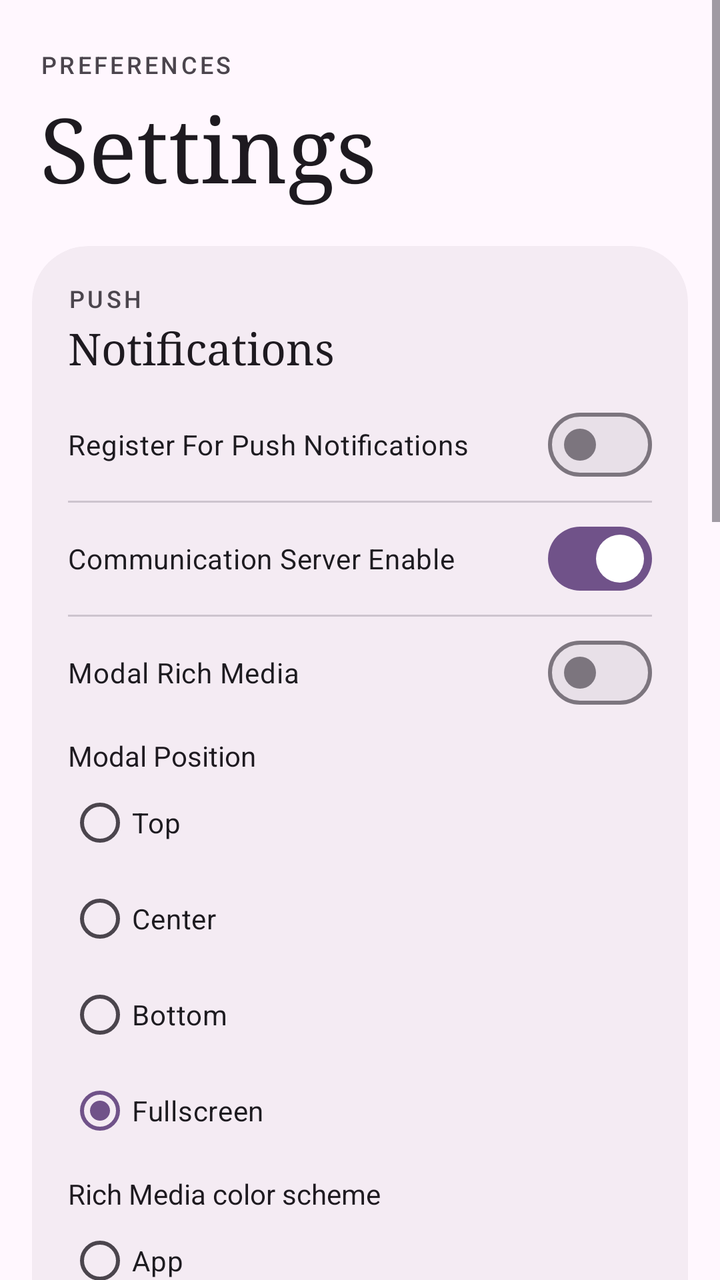
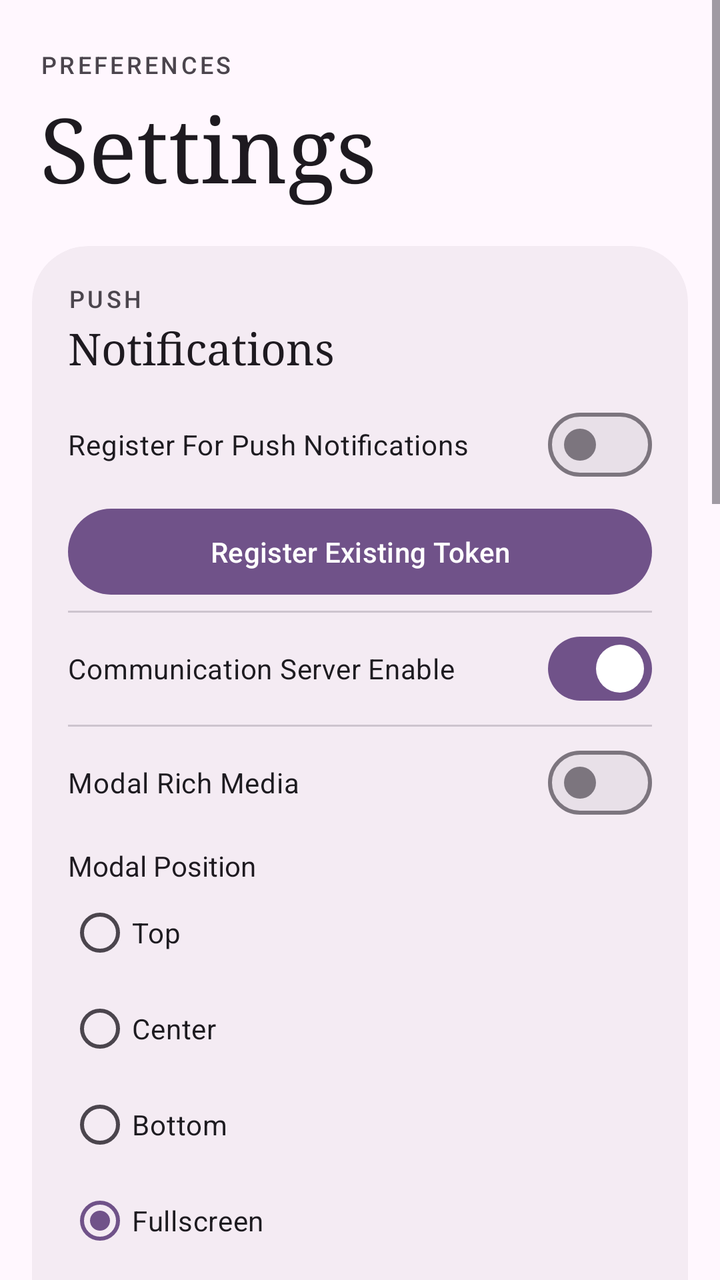

Before-and-after screenshots of an Android layout around one commit, followed by the original layout XML and the change that was made.
<!-- AndroidManifest.xml: application theme Theme.Demoapp -->
<!-- res/layout/fragment_notifications.xml -->
<?xml version="1.0" encoding="utf-8"?>
<ScrollView xmlns:android="http://schemas.android.com/apk/res/android"
    xmlns:app="http://schemas.android.com/apk/res-auto"
    xmlns:tools="http://schemas.android.com/tools"
    android:layout_width="match_parent"
    android:layout_height="match_parent"
    tools:context=".ui.notifications.NotificationsFragment">

    <LinearLayout
        android:layout_width="match_parent"
        android:layout_height="wrap_content"
        android:orientation="vertical"
        android:paddingHorizontal="16dp"
        android:paddingTop="8dp"
        android:paddingBottom="16dp">

        
        <LinearLayout
            android:layout_width="match_parent"
            android:layout_height="wrap_content"
            android:orientation="vertical"
            android:paddingHorizontal="4dp"
            android:paddingTop="16dp"
            android:paddingBottom="20dp">

            <TextView
                android:layout_width="wrap_content"
                android:layout_height="wrap_content"
                android:text="Preferences"
                android:textAllCaps="true"
                android:textAppearance="?attr/textAppearanceLabelMedium"
                android:textColor="?attr/colorOnSurfaceVariant"
                android:letterSpacing="0.12"
                android:fontFamily="sans-serif-medium" />

            <TextView
                android:layout_width="wrap_content"
                android:layout_height="wrap_content"
                android:layout_marginTop="4dp"
                android:text="Settings"
                android:textAppearance="?attr/textAppearanceDisplayMedium"
                android:textColor="?attr/colorOnSurface"
                android:fontFamily="serif" />

        </LinearLayout>

        <com.google.android.material.card.MaterialCardView
            android:layout_width="match_parent"
            android:layout_height="wrap_content"
            app:cardCornerRadius="28dp"
            app:cardElevation="0dp"
            app:strokeWidth="0dp"
            app:cardBackgroundColor="?attr/colorSurfaceContainer">

            <LinearLayout
                android:layout_width="match_parent"
                android:layout_height="wrap_content"
                android:orientation="vertical"
                android:padding="18dp">

                <TextView
                    android:layout_width="wrap_content"
                    android:layout_height="wrap_content"
                    android:text="Push"
                    android:textAllCaps="true"
                    android:textAppearance="?attr/textAppearanceLabelMedium"
                    android:textColor="?attr/colorOnSurfaceVariant"
                    android:letterSpacing="0.12"
                    android:fontFamily="sans-serif-medium" />

                <TextView
                    android:layout_width="wrap_content"
                    android:layout_height="wrap_content"
                    android:layout_marginTop="2dp"
                    android:layout_marginBottom="10dp"
                    android:text="Notifications"
                    android:textAppearance="?attr/textAppearanceTitleLarge"
                    android:textColor="?attr/colorOnSurface"
                    android:fontFamily="serif" />

                <com.google.android.material.materialswitch.MaterialSwitch
                    android:id="@+id/switch1"
                    android:layout_width="match_parent"
                    android:layout_height="48dp"
                    android:text="Register For Push Notifications" />

                <View
                    android:layout_width="match_parent"
                    android:layout_height="1dp"
                    android:layout_marginVertical="4dp"
                    android:background="?attr/colorOutlineVariant" />

                <com.google.android.material.materialswitch.MaterialSwitch
                    android:id="@+id/switch2"
                    android:layout_width="match_parent"
                    android:layout_height="48dp"
                    android:checked="true"
                    android:text="Communication Server Enable" />

                <View
                    android:layout_width="match_parent"
                    android:layout_height="1dp"
                    android:layout_marginVertical="4dp"
                    android:background="?attr/colorOutlineVariant" />

                <com.google.android.material.materialswitch.MaterialSwitch
                    android:id="@+id/switchRichMediaType"
                    android:layout_width="match_parent"
                    android:layout_height="48dp"
                    android:text="Modal Rich Media" />

                <TextView
                    android:layout_width="match_parent"
                    android:layout_height="wrap_content"
                    android:layout_marginTop="8dp"
                    android:text="Modal Position"
                    android:textColor="?attr/colorOnSurface" />

                <RadioGroup
                    android:id="@+id/modalPositionGroup"
                    android:layout_width="match_parent"
                    android:layout_height="wrap_content"
                    android:orientation="vertical">

                    <RadioButton
                        android:id="@+id/modalPositionTop"
                        android:layout_width="wrap_content"
                        android:layout_height="wrap_content"
                        android:text="Top" />

                    <RadioButton
                        android:id="@+id/modalPositionCenter"
                        android:layout_width="wrap_content"
                        android:layout_height="wrap_content"
                        android:text="Center" />

                    <RadioButton
                        android:id="@+id/modalPositionBottom"
                        android:layout_width="wrap_content"
                        android:layout_height="wrap_content"
                        android:text="Bottom" />

                    <RadioButton
                        android:id="@+id/modalPositionFullscreen"
                        android:layout_width="wrap_content"
                        android:layout_height="wrap_content"
                        android:checked="true"
                        android:text="Fullscreen" />

                </RadioGroup>

                <TextView
                    android:layout_width="match_parent"
                    android:layout_height="wrap_content"
                    android:layout_marginTop="8dp"
                    android:text="Rich Media color scheme"
                    android:textColor="?attr/colorOnSurface" />

                <RadioGroup
                    android:id="@+id/colorSchemeGroup"
                    android:layout_width="match_parent"
                    android:layout_height="wrap_content"
                    android:orientation="vertical">

                    <RadioButton
                        android:id="@+id/colorSchemeApp"
                        android:layout_width="wrap_content"
                        android:layout_height="wrap_content"
                        android:text="App" />

                    <RadioButton
                        android:id="@+id/colorSchemeSystem"
                        android:layout_width="wrap_content"
                        android:layout_height="wrap_content"
                        android:text="System" />

                    <RadioButton
                        android:id="@+id/colorSchemeLight"
                        android:layout_width="wrap_content"
                        android:layout_height="wrap_content"
                        android:text="Light" />

                    <RadioButton
                        android:id="@+id/colorSchemeDark"
                        android:layout_width="wrap_content"
                        android:layout_height="wrap_content"
                        android:text="Dark" />

                </RadioGroup>

                <TextView
                    android:layout_width="match_parent"
                    android:layout_height="wrap_content"
                    android:layout_marginTop="8dp"
                    android:text="App theme"
                    android:textColor="?attr/colorOnSurface" />

                <RadioGroup
                    android:id="@+id/appThemeGroup"
                    android:layout_width="match_parent"
                    android:layout_height="wrap_content"
                    android:orientation="vertical">

                    <RadioButton
                        android:id="@+id/appThemeFollowSystem"
                        android:layout_width="wrap_content"
                        android:layout_height="wrap_content"
                        android:text="Follow system" />

                    <RadioButton
                        android:id="@+id/appThemeLight"
                        android:layout_width="wrap_content"
                        android:layout_height="wrap_content"
                        android:text="Light" />

                    <RadioButton
                        android:id="@+id/appThemeDark"
                        android:layout_width="wrap_content"
                        android:layout_height="wrap_content"
                        android:text="Dark" />

                </RadioGroup>

            </LinearLayout>

        </com.google.android.material.card.MaterialCardView>

        <com.google.android.material.card.MaterialCardView
            android:layout_width="match_parent"
            android:layout_height="wrap_content"
            android:layout_marginTop="12dp"
            app:cardCornerRadius="28dp"
            app:cardElevation="0dp"
            app:strokeWidth="0dp"
            app:cardBackgroundColor="?attr/colorSurfaceContainer">

            <LinearLayout
                android:layout_width="match_parent"
                android:layout_height="wrap_content"
                android:orientation="vertical"
                android:padding="18dp">

                <LinearLayout
                    android:layout_width="match_parent"
                    android:layout_height="wrap_content"
                    android:orientation="horizontal"
                    android:gravity="center_vertical"
                    android:layout_marginBottom="14dp">

                    <FrameLayout
                        android:layout_width="40dp"
                        android:layout_height="40dp"
                        android:layout_marginEnd="14dp"
                        android:background="@drawable/bg_icon_circle_tertiary">

                        <ImageView
                            android:layout_width="20dp"
                            android:layout_height="20dp"
                            android:layout_gravity="center"
                            android:src="@drawable/ic_pin"
                            android:contentDescription="@null" />

                    </FrameLayout>

                    <LinearLayout
                        android:layout_width="match_parent"
                        android:layout_height="wrap_content"
                        android:orientation="vertical">

                        <TextView
                            android:layout_width="wrap_content"
                            android:layout_height="wrap_content"
                            android:text="Geozones"
                            android:textAllCaps="true"
                            android:textAppearance="?attr/textAppearanceLabelMedium"
                            android:textColor="?attr/colorOnSurfaceVariant"
                            android:letterSpacing="0.12"
                            android:fontFamily="sans-serif-medium" />

                        <TextView
                            android:layout_width="wrap_content"
                            android:layout_height="wrap_content"
                            android:layout_marginTop="2dp"
                            android:text="Location"
                            android:textAppearance="?attr/textAppearanceTitleLarge"
                            android:textColor="?attr/colorOnSurface"
                            android:fontFamily="serif" />

                    </LinearLayout>

                </LinearLayout>

                <com.google.android.material.materialswitch.MaterialSwitch
                    android:id="@+id/switchLocationTracking"
                    android:layout_width="match_parent"
                    android:layout_height="48dp"
                    android:text="Location Tracking" />

                <com.google.android.material.button.MaterialButton
                    android:id="@+id/buttonBackgroundLocation"
                    style="@style/Widget.Demoapp.Button.Outlined"
                    android:layout_width="match_parent"
                    android:layout_height="wrap_content"
                    android:layout_marginTop="8dp"
                    android:text="Request Background Location" />

            </LinearLayout>

        </com.google.android.material.card.MaterialCardView>

        <com.google.android.material.card.MaterialCardView
            android:layout_width="match_parent"
            android:layout_height="wrap_content"
            android:layout_marginTop="12dp"
            app:cardCornerRadius="28dp"
            app:cardElevation="0dp"
            app:strokeWidth="0dp"
            app:cardBackgroundColor="?attr/colorSurfaceContainer">

            <LinearLayout
                android:layout_width="match_parent"
                android:layout_height="wrap_content"
                android:orientation="vertical"
                android:padding="18dp">

                <TextView
                    android:layout_width="wrap_content"
                    android:layout_height="wrap_content"
                    android:text="VoIP"
                    android:textAllCaps="true"
                    android:textAppearance="?attr/textAppearanceLabelMedium"
                    android:textColor="?attr/colorOnSurfaceVariant"
                    android:letterSpacing="0.12"
                    android:fontFamily="sans-serif-medium" />

                <TextView
                    android:layout_width="wrap_content"
                    android:layout_height="wrap_content"
                    android:layout_marginTop="2dp"
                    android:layout_marginBottom="10dp"
                    android:text="Calls"
                    android:textAppearance="?attr/textAppearanceTitleLarge"
                    android:textColor="?attr/colorOnSurface"
                    android:fontFamily="serif" />

                <com.google.android.material.button.MaterialButton
                    android:id="@+id/buttonRequestCallPermissions"
                    style="@style/Widget.Demoapp.Button.Outlined"
                    android:layout_width="match_parent"
                    android:layout_height="wrap_content"
                    android:text="Request Call Permissions" />

            </LinearLayout>

        </com.google.android.material.card.MaterialCardView>

        
        <com.google.android.material.card.MaterialCardView
            android:layout_width="match_parent"
            android:layout_height="wrap_content"
            android:layout_marginTop="12dp"
            app:cardCornerRadius="28dp"
            app:cardElevation="0dp"
            app:strokeWidth="0dp"
            app:cardBackgroundColor="?attr/colorSurfaceContainerLow">

            <LinearLayout
                android:layout_width="match_parent"
                android:layout_height="wrap_content"
                android:orientation="vertical"
                android:padding="18dp">

                <TextView
                    android:layout_width="wrap_content"
                    android:layout_height="wrap_content"
                    android:layout_marginBottom="10dp"
                    android:text="About"
                    android:textAllCaps="true"
                    android:textAppearance="?attr/textAppearanceLabelMedium"
                    android:textColor="?attr/colorOnSurfaceVariant"
                    android:letterSpacing="0.12"
                    android:fontFamily="sans-serif-medium" />

                <LinearLayout
                    android:layout_width="match_parent"
                    android:layout_height="wrap_content"
                    android:orientation="horizontal"
                    android:paddingVertical="10dp">

                    <TextView
                        android:layout_width="0dp"
                        android:layout_height="wrap_content"
                        android:layout_weight="1"
                        android:text="SDK version"
                        android:textAppearance="?attr/textAppearanceBodyMedium"
                        android:textColor="?attr/colorOnSurfaceVariant" />

                    <TextView
                        android:id="@+id/aboutSdkVersion"
                        android:layout_width="wrap_content"
                        android:layout_height="wrap_content"
                        android:text="—"
                        android:textAppearance="?attr/textAppearanceBodyMedium"
                        android:textColor="?attr/colorOnSurface"
                        android:fontFamily="monospace" />

                </LinearLayout>

                <View
                    android:layout_width="match_parent"
                    android:layout_height="1dp"
                    android:background="?attr/colorOutlineVariant" />

                <LinearLayout
                    android:layout_width="match_parent"
                    android:layout_height="wrap_content"
                    android:orientation="horizontal"
                    android:paddingVertical="10dp">

                    <TextView
                        android:layout_width="0dp"
                        android:layout_height="wrap_content"
                        android:layout_weight="1"
                        android:text="App code"
                        android:textAppearance="?attr/textAppearanceBodyMedium"
                        android:textColor="?attr/colorOnSurfaceVariant" />

                    <TextView
                        android:layout_width="wrap_content"
                        android:layout_height="wrap_content"
                        android:text="@string/pushwoosh_app_id"
                        android:textAppearance="?attr/textAppearanceBodyMedium"
                        android:textColor="?attr/colorOnSurface"
                        android:fontFamily="monospace" />

                </LinearLayout>

                <View
                    android:layout_width="match_parent"
                    android:layout_height="1dp"
                    android:background="?attr/colorOutlineVariant" />

                <LinearLayout
                    android:layout_width="match_parent"
                    android:layout_height="wrap_content"
                    android:orientation="horizontal"
                    android:paddingVertical="10dp">

                    <TextView
                        android:layout_width="0dp"
                        android:layout_height="wrap_content"
                        android:layout_weight="1"
                        android:text="Build"
                        android:textAppearance="?attr/textAppearanceBodyMedium"
                        android:textColor="?attr/colorOnSurfaceVariant" />

                    <TextView
                        android:id="@+id/aboutBuildType"
                        android:layout_width="wrap_content"
                        android:layout_height="wrap_content"
                        android:text="—"
                        android:textAppearance="?attr/textAppearanceBodyMedium"
                        android:textColor="?attr/colorOnSurface"
                        android:fontFamily="monospace" />

                </LinearLayout>

            </LinearLayout>

        </com.google.android.material.card.MaterialCardView>

    </LinearLayout>

</ScrollView>
<!-- resources referenced by this layout -->
<resources>
  <!-- drawable bg_icon_circle_tertiary (drawable) -->
  <?xml version="1.0" encoding="utf-8"?>
  <shape xmlns:android="http://schemas.android.com/apk/res/android"
      android:shape="oval">
      <solid android:color="?attr/colorTertiaryContainer" />
  </shape>
  <!-- drawable ic_pin (drawable) -->
  <vector xmlns:android="http://schemas.android.com/apk/res/android"
      android:width="24dp"
      android:height="24dp"
      android:viewportWidth="24"
      android:viewportHeight="24"
      android:tint="?attr/colorOnTertiaryContainer">
  
      <path
          android:fillColor="@android:color/white"
          android:pathData="M12,2C8.13,2 5,5.13 5,9c0,5.25 7,13 7,13s7,-7.75 7,-13c0,-3.87 -3.13,-7 -7,-7zM12,11.5c-1.38,0 -2.5,-1.12 -2.5,-2.5s1.12,-2.5 2.5,-2.5 2.5,1.12 2.5,2.5 -1.12,2.5 -2.5,2.5z" />
  </vector>
  <string name="pushwoosh_app_id">_YOUR_PUSHWOOSH_APP_ID_</string>
  <style name="Widget.Demoapp.Button.Outlined" parent="Widget.Material3.Button.OutlinedButton">
          <item name="cornerRadius">100dp</item>
          <item name="android:paddingTop">12dp</item>
          <item name="android:paddingBottom">12dp</item>
          <item name="strokeColor">@color/md_theme_outline</item>
          <item name="strokeWidth">1.5dp</item>
      </style>
  <color name="md_theme_outline">#7C757E</color>
  <color name="md_theme_primary">#705289</color>
  <color name="md_theme_onPrimary">#FFFFFF</color>
  <color name="md_theme_primaryContainer">#F1DAFF</color>
  <color name="md_theme_onPrimaryContainer">#573A70</color>
  <color name="md_theme_secondary">#665A6F</color>
  <color name="md_theme_onSecondary">#FFFFFF</color>
  <color name="md_theme_secondaryContainer">#EEDDF6</color>
  <color name="md_theme_onSecondaryContainer">#4E4256</color>
  <color name="md_theme_tertiary">#805156</color>
  <color name="md_theme_onTertiary">#FFFFFF</color>
  <color name="md_theme_tertiaryContainer">#FFDADC</color>
  <color name="md_theme_onTertiaryContainer">#663A3F</color>
  <color name="md_theme_error">#BA1A1A</color>
  <color name="md_theme_onError">#FFFFFF</color>
  <color name="md_theme_errorContainer">#FFDAD6</color>
  <color name="md_theme_onErrorContainer">#93000A</color>
  <color name="md_theme_background">#FFF7FE</color>
  <color name="md_theme_onBackground">#1E1A20</color>
  <color name="md_theme_surface">#FFF7FE</color>
  <color name="md_theme_onSurface">#1E1A20</color>
  <color name="md_theme_surfaceVariant">#E9DFEA</color>
  <color name="md_theme_onSurfaceVariant">#4B454D</color>
  <color name="md_theme_surfaceContainerLowest">#FFFFFF</color>
  <color name="md_theme_surfaceContainerLow">#FAF1F9</color>
  <color name="md_theme_surfaceContainer">#F4EBF3</color>
  <color name="md_theme_surfaceContainerHigh">#EEE6ED</color>
  <color name="md_theme_surfaceContainerHighest">#E8E0E8</color>
  <color name="md_theme_outlineVariant">#CDC4CE</color>
  <style name="Widget.Demoapp.Button" parent="Widget.Material3.Button">
          <item name="cornerRadius">100dp</item>
          <item name="android:paddingTop">12dp</item>
          <item name="android:paddingBottom">12dp</item>
      </style>
  <!-- unchanged entries left out for length: 1 -->
</resources>

<!-- the commit's change to res/layout/fragment_notifications.xml (unified diff, before → after) -->
@@ -83,6 +83,13 @@
                     android:layout_width="match_parent"
                     android:layout_height="48dp"
                     android:text="Register For Push Notifications" />
+
+                <com.google.android.material.button.MaterialButton
+                    android:id="@+id/buttonRegisterExistingToken"
+                    android:layout_width="match_parent"
+                    android:layout_height="wrap_content"
+                    android:layout_marginTop="4dp"
+                    android:text="Register Existing Token" />
 
                 <View
                     android:layout_width="match_parent"
